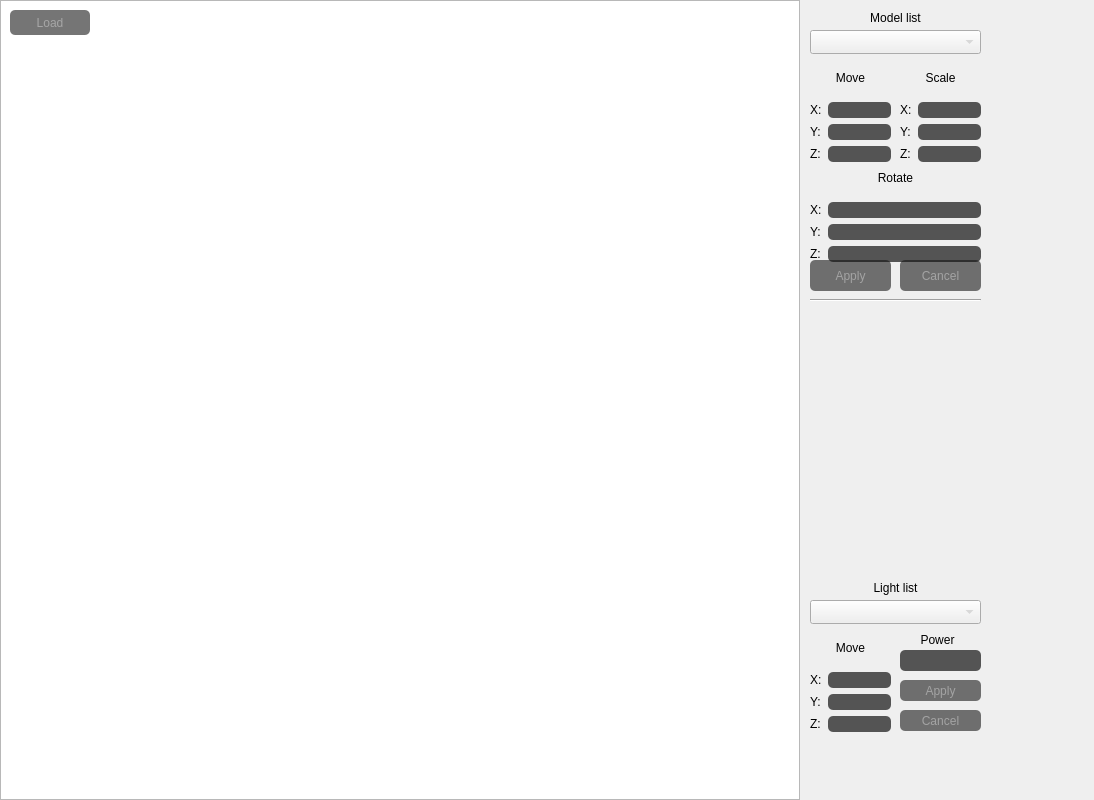
tatarinova0903/bmstu_cg_course, file shlyapos/FooG 12.30.43/UiForms/mainwindow.ui: the form before one commit.
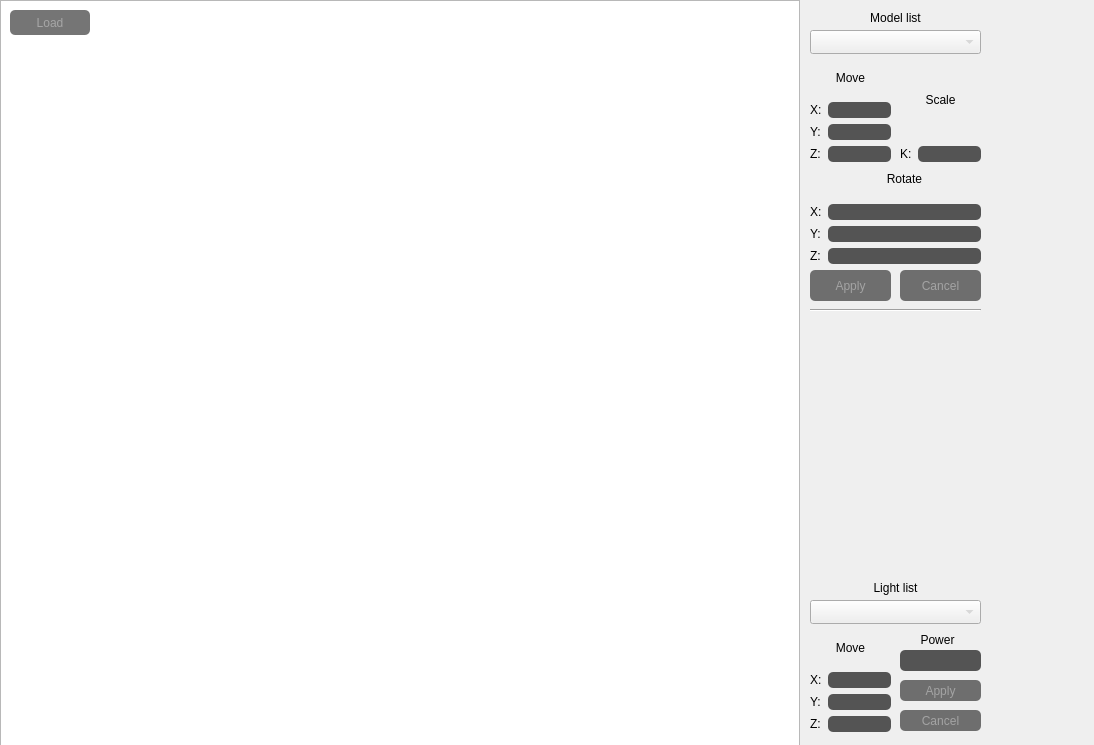
The form after the commit.

Commit message: scale по одному коэффициенту

```diff
--- a/shlyapos/FooG 12.30.43/UiForms/mainwindow.ui
+++ b/shlyapos/FooG 12.30.43/UiForms/mainwindow.ui
@@ -7,7 +7,7 @@
     <x>0</x>
     <y>0</y>
     <width>1094</width>
-    <height>800</height>
+    <height>745</height>
    </rect>
   </property>
   <property name="windowTitle">
@@ -181,7 +181,7 @@
     <property name="geometry">
      <rect>
       <x>900</x>
-      <y>260</y>
+      <y>270</y>
       <width>81</width>
       <height>31</height>
      </rect>
@@ -210,7 +210,7 @@
     <property name="geometry">
      <rect>
       <x>810</x>
-      <y>260</y>
+      <y>270</y>
       <width>81</width>
       <height>31</height>
      </rect>
@@ -257,53 +257,15 @@
      </item>
      <item>
       <layout class="QGridLayout" name="gridLayout_2">
-       <item row="1" column="1">
-        <widget class="QLineEdit" name="le_mscale_y">
-         <property name="styleSheet">
-          <string notr="true">QLineEdit {
-    background: rgba(20, 20, 20, 180);
-	color: rgba(200, 200, 200, 255);
-	border-style: inset;
-    border-radius: 5px;
-}</string>
-         </property>
-        </widget>
-       </item>
-       <item row="0" column="1">
-        <widget class="QLineEdit" name="le_mscale_x">
-         <property name="styleSheet">
-          <string notr="true">QLineEdit {
-    background: rgba(20, 20, 20, 180);
-	color: rgba(200, 200, 200, 255);
-	border-style: inset;
-    border-radius: 5px;
-}</string>
-         </property>
-        </widget>
-       </item>
        <item row="0" column="0">
         <widget class="QLabel" name="lbl_mscale_x">
          <property name="text">
-          <string>X:</string>
+          <string>K:</string>
          </property>
         </widget>
        </item>
-       <item row="1" column="0">
-        <widget class="QLabel" name="lbl_mscale_y">
-         <property name="text">
-          <string>Y:</string>
-         </property>
-        </widget>
-       </item>
-       <item row="2" column="0">
-        <widget class="QLabel" name="lbl_mscale_z">
-         <property name="text">
-          <string>Z:</string>
-         </property>
-        </widget>
-       </item>
-       <item row="2" column="1">
-        <widget class="QLineEdit" name="le_mscale_z">
+       <item row="0" column="1">
+        <widget class="QLineEdit" name="le_mscale_x">
          <property name="styleSheet">
           <string notr="true">QLineEdit {
     background: rgba(20, 20, 20, 180);
@@ -322,7 +284,7 @@
     <property name="geometry">
      <rect>
       <x>810</x>
-      <y>290</y>
+      <y>300</y>
       <width>171</width>
       <height>20</height>
      </rect>
@@ -456,35 +418,13 @@
       <x>810</x>
       <y>160</y>
       <width>171</width>
-      <height>102</height>
+      <height>104</height>
      </rect>
     </property>
     <layout class="QVBoxLayout" name="verticalLayout_6">
-     <item>
-      <widget class="QLabel" name="lbl_mrotate">
-       <property name="text">
-        <string>Rotate</string>
-       </property>
-       <property name="alignment">
-        <set>Qt::AlignCenter</set>
-       </property>
-      </widget>
-     </item>
      <item>
       <layout class="QGridLayout" name="gridLayout_6">
        <item row="1" column="1">
-        <widget class="QLineEdit" name="le_mrotate_y">
-         <property name="styleSheet">
-          <string notr="true">QLineEdit {
-    background: rgba(20, 20, 20, 180);
-	color: rgba(200, 200, 200, 255);
-	border-style: inset;
-    border-radius: 5px;
-}</string>
-         </property>
-        </widget>
-       </item>
-       <item row="0" column="1">
         <widget class="QLineEdit" name="le_mrotate_x">
          <property name="styleSheet">
           <string notr="true">QLineEdit {
@@ -496,28 +436,40 @@
          </property>
         </widget>
        </item>
-       <item row="0" column="0">
-        <widget class="QLabel" name="lbl_mrotate_x">
-         <property name="text">
-          <string>X:</string>
+       <item row="2" column="1">
+        <widget class="QLineEdit" name="le_mrotate_y">
+         <property name="styleSheet">
+          <string notr="true">QLineEdit {
+    background: rgba(20, 20, 20, 180);
+	color: rgba(200, 200, 200, 255);
+	border-style: inset;
+    border-radius: 5px;
+}</string>
          </property>
         </widget>
        </item>
-       <item row="1" column="0">
+       <item row="2" column="0">
         <widget class="QLabel" name="lbl_mrotate_y">
          <property name="text">
           <string>Y:</string>
          </property>
         </widget>
        </item>
-       <item row="2" column="0">
+       <item row="3" column="0">
         <widget class="QLabel" name="lbl_mrotate_z">
          <property name="text">
           <string>Z:</string>
          </property>
         </widget>
        </item>
-       <item row="2" column="1">
+       <item row="1" column="0">
+        <widget class="QLabel" name="lbl_mrotate_x">
+         <property name="text">
+          <string>X:</string>
+         </property>
+        </widget>
+       </item>
+       <item row="3" column="1">
         <widget class="QLineEdit" name="le_mrotate_z">
          <property name="styleSheet">
           <string notr="true">QLineEdit {
@@ -529,6 +481,16 @@
          </property>
         </widget>
        </item>
+       <item row="0" column="1">
+        <widget class="QLabel" name="lbl_mrotate">
+         <property name="text">
+          <string>Rotate</string>
+         </property>
+         <property name="alignment">
+          <set>Qt::AlignCenter</set>
+         </property>
+        </widget>
+       </item>
       </layout>
      </item>
     </layout>
```
Left out of the diff: 30 changed lines with no effect on the pictures. The commit also changes 1 other file.
